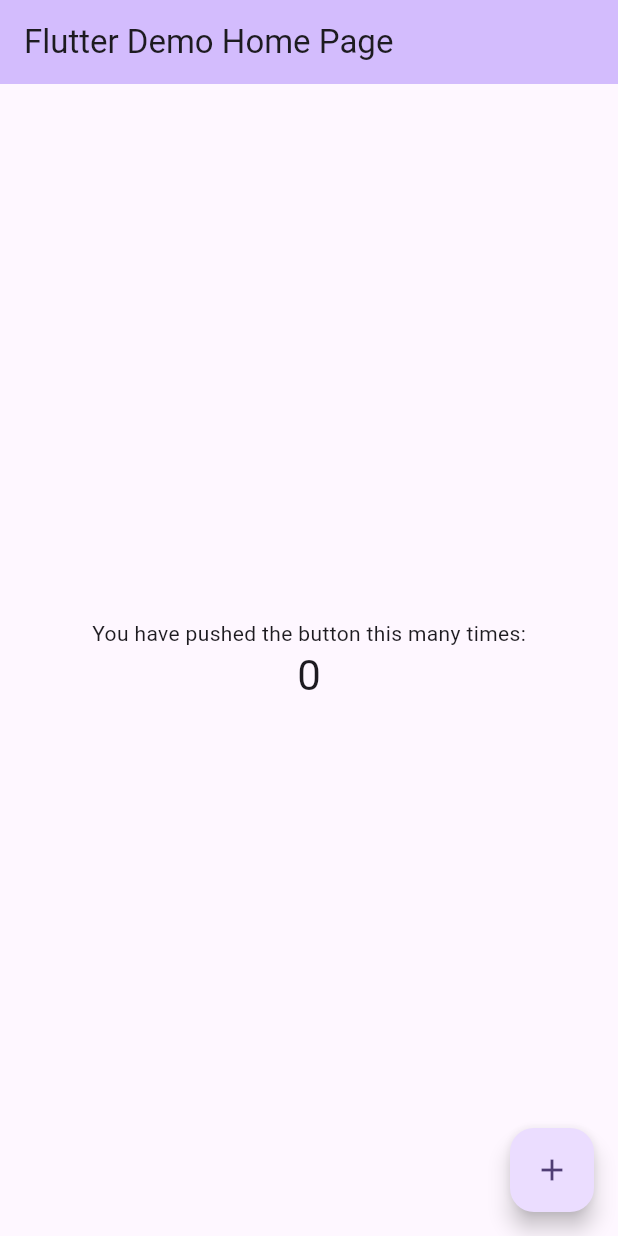
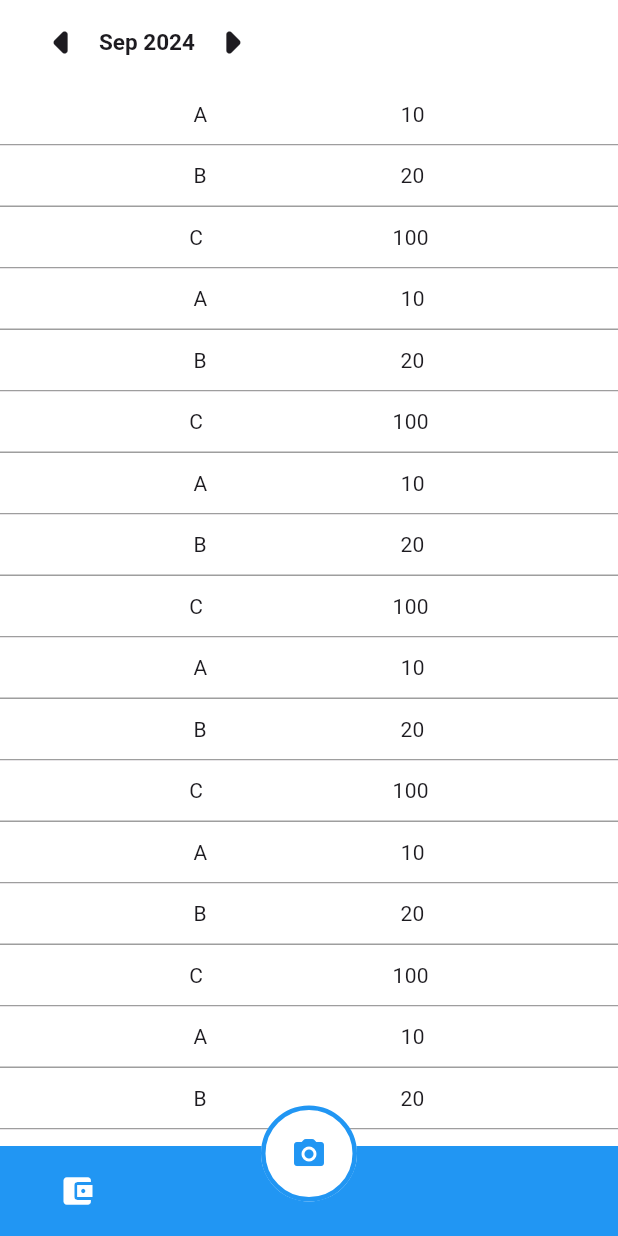
Before and after one commit to Noraluk/ledger_book_app, a Flutter app: the screen it shows after launch, on a phone screen of 412 x 824 dp. Run offline on Flutter 3.47's test engine with Material 3 defaults, Android fonts, the phone set to English and light mode, and no system bars.

Commit message:
feat : build ui for home

```diff
--- a/lib/main.dart
+++ b/lib/main.dart
@@ -1,4 +1,5 @@
 import 'package:flutter/material.dart';
+import 'package:ledger_book_app/screens/home_screen.dart';
 
 void main() {
   runApp(const MyApp());
@@ -7,119 +8,15 @@
 class MyApp extends StatelessWidget {
   const MyApp({super.key});
 
-  // This widget is the root of your application.
   @override
   Widget build(BuildContext context) {
     return MaterialApp(
       title: 'Flutter Demo',
       theme: ThemeData(
-        // This is the theme of your application.
-        //
-        // TRY THIS: Try running your application with "flutter run". You'll see
-        // the application has a purple toolbar. Then, without quitting the app,
-        // try changing the seedColor in the colorScheme below to Colors.green
-        // and then invoke "hot reload" (save your changes or press the "hot
-        // reload" button in a Flutter-supported IDE, or press "r" if you used
-        // the command line to start the app).
-        //
-        // Notice that the counter didn't reset back to zero; the application
-        // state is not lost during the reload. To reset the state, use hot
-        // restart instead.
-        //
-        // This works for code too, not just values: Most code changes can be
-        // tested with just a hot reload.
         colorScheme: ColorScheme.fromSeed(seedColor: Colors.deepPurple),
         useMaterial3: true,
       ),
-      home: const MyHomePage(title: 'Flutter Demo Home Page'),
+      home: const HomeScreen(),
     );
   }
 }
-
-class MyHomePage extends StatefulWidget {
-  const MyHomePage({super.key, required this.title});
-
-  // This widget is the home page of your application. It is stateful, meaning
-  // that it has a State object (defined below) that contains fields that affect
-  // how it looks.
-
-  // This class is the configuration for the state. It holds the values (in this
-  // case the title) provided by the parent (in this case the App widget) and
-  // used by the build method of the State. Fields in a Widget subclass are
-  // always marked "final".
-
-  final String title;
-
-  @override
-  State<MyHomePage> createState() => _MyHomePageState();
-}
-
-class _MyHomePageState extends State<MyHomePage> {
-  int _counter = 0;
-
-  void _incrementCounter() {
-    setState(() {
-      // This call to setState tells the Flutter framework that something has
-      // changed in this State, which causes it to rerun the build method below
-      // so that the display can reflect the updated values. If we changed
-      // _counter without calling setState(), then the build method would not be
-      // called again, and so nothing would appear to happen.
-      _counter++;
-    });
-  }
-
-  @override
-  Widget build(BuildContext context) {
-    // This method is rerun every time setState is called, for instance as done
-    // by the _incrementCounter method above.
-    //
-    // The Flutter framework has been optimized to make rerunning build methods
-    // fast, so that you can just rebuild anything that needs updating rather
-    // than having to individually change instances of widgets.
-    return Scaffold(
-      appBar: AppBar(
-        // TRY THIS: Try changing the color here to a specific color (to
-        // Colors.amber, perhaps?) and trigger a hot reload to see the AppBar
-        // change color while the other colors stay the same.
-        backgroundColor: Theme.of(context).colorScheme.inversePrimary,
-        // Here we take the value from the MyHomePage object that was created by
-        // the App.build method, and use it to set our appbar title.
-        title: Text(widget.title),
-      ),
-      body: Center(
-        // Center is a layout widget. It takes a single child and positions it
-        // in the middle of the parent.
-        child: Column(
-          // Column is also a layout widget. It takes a list of children and
-          // arranges them vertically. By default, it sizes itself to fit its
-          // children horizontally, and tries to be as tall as its parent.
-          //
-          // Column has various properties to control how it sizes itself and
-          // how it positions its children. Here we use mainAxisAlignment to
-          // center the children vertically; the main axis here is the vertical
-          // axis because Columns are vertical (the cross axis would be
-          // horizontal).
-          //
-          // TRY THIS: Invoke "debug painting" (choose the "Toggle Debug Paint"
-          // action in the IDE, or press "p" in the console), to see the
-          // wireframe for each widget.
-          mainAxisAlignment: MainAxisAlignment.center,
-          children: <Widget>[
-            const Text(
-              'You have pushed the button this many times:',
-            ),
-            Text(
-              '$_counter',
-              style: Theme.of(context).textTheme.headlineMedium,
-            ),
-          ],
-        ),
-      ),
-      floatingActionButton: FloatingActionButton(
-        onPressed: _incrementCounter,
-        tooltip: 'Increment',
-        child: const Icon(Icons.add),
-      ), // This trailing comma makes auto-formatting nicer for build methods.
-    );
-  }
-}
--- /dev/null
+++ b/lib/models/nav_model.dart
@@ -0,0 +1,8 @@
+import 'package:flutter/material.dart';
+
+class NavModel {
+  final Widget page;
+  final GlobalKey<NavigatorState> navKey;
+
+  NavModel({required this.page, required this.navKey});
+}
--- /dev/null
+++ b/lib/screens/home_screen.dart
@@ -0,0 +1,210 @@
+import 'package:flutter/material.dart';
+import 'package:intl/intl.dart';
+import 'package:ledger_book_app/models/nav_model.dart';
+import 'package:ledger_book_app/widgets/nav_bar.dart';
+
+class HomeScreen extends StatefulWidget {
+  const HomeScreen({super.key});
+
+  @override
+  State<HomeScreen> createState() => _HomeScreenState();
+}
+
+class _HomeScreenState extends State<HomeScreen> {
+  final GlobalKey<NavigatorState> _recordListNavKey =
+      GlobalKey<NavigatorState>();
+
+  DateTime _currentTime = DateTime.now();
+
+  int selectedTab = 0;
+  List<NavModel> items = [];
+
+  @override
+  void initState() {
+    super.initState();
+    items = [
+      NavModel(
+        page: const InOutRecordListWidget(),
+        navKey: _recordListNavKey,
+      ),
+    ];
+  }
+
+  @override
+  Widget build(BuildContext context) {
+    return PopScope(
+      onPopInvokedWithResult: (didPop, result) {
+        if (didPop) {
+          items[selectedTab].navKey.currentState?.pop();
+        }
+      },
+      child: Scaffold(
+        appBar: AppBar(
+          backgroundColor: Colors.white,
+          title: Row(
+            children: [
+              InkWell(
+                onTap: () => {
+                  setState(() {
+                    _currentTime = DateTime(
+                      _currentTime.year,
+                      _currentTime.month - 1,
+                      _currentTime.day,
+                    );
+                  })
+                },
+                child: const Icon(
+                  Icons.arrow_left_rounded,
+                  size: 50,
+                ),
+              ),
+              Text(
+                DateFormat('MMM yyyy').format(_currentTime),
+                style: const TextStyle(
+                  fontSize: 15.0,
+                  fontWeight: FontWeight.bold,
+                ),
+              ),
+              InkWell(
+                onTap: () => {
+                  setState(() {
+                    _currentTime = DateTime(
+                      _currentTime.year,
+                      _currentTime.month + 1,
+                      _currentTime.day,
+                    );
+                  })
+                },
+                child: const Icon(
+                  Icons.arrow_right_rounded,
+                  size: 50,
+                ),
+              ),
+            ],
+          ),
+        ),
+        body: IndexedStack(
+          index: selectedTab,
+          children: items
+              .map((page) => Navigator(
+                    key: page.navKey,
+                    onGenerateInitialRoutes: (navigator, initialRoute) {
+                      return [
+                        MaterialPageRoute(builder: (context) => page.page)
+                      ];
+                    },
+                  ))
+              .toList(),
+        ),
+        floatingActionButtonLocation: FloatingActionButtonLocation.centerDocked,
+        floatingActionButton: Container(
+          margin: const EdgeInsets.only(top: 10),
+          height: 64,
+          width: 64,
+          child: FloatingActionButton(
+            backgroundColor: Colors.white,
+            elevation: 0,
+            onPressed: () => debugPrint("Add Button pressed"),
+            shape: RoundedRectangleBorder(
+              side: const BorderSide(width: 3, color: Colors.blue),
+              borderRadius: BorderRadius.circular(100),
+            ),
+            child: const Icon(
+              Icons.camera_alt_rounded,
+              color: Colors.blue,
+            ),
+          ),
+        ),
+        bottomNavigationBar: NavBarWidget(
+          pageIndex: selectedTab,
+          onTap: (index) {
+            if (index == selectedTab) {
+              items[index]
+                  .navKey
+                  .currentState
+                  ?.popUntil((route) => route.isFirst);
+            } else {
+              setState(() {
+                selectedTab = index;
+              });
+            }
+          },
+        ),
+      ),
+    );
+  }
+}
+
+class T {
+  final String name;
+  final String cost;
+
+  const T(this.name, this.cost);
+}
+
+class InOutRecordListWidget extends StatefulWidget {
+  const InOutRecordListWidget({super.key});
+
+  @override
+  State<InOutRecordListWidget> createState() => _InOutRecordListWidgetState();
+}
+
+class _InOutRecordListWidgetState extends State<InOutRecordListWidget> {
+  final List<T> records = <T>[
+    const T('A', '10'),
+    const T('B', '20'),
+    const T('C', '100'),
+    const T('A', '10'),
+    const T('B', '20'),
+    const T('C', '100'),
+    const T('A', '10'),
+    const T('B', '20'),
+    const T('C', '100'),
+    const T('A', '10'),
+    const T('B', '20'),
+    const T('C', '100'),
+    const T('A', '10'),
+    const T('B', '20'),
+    const T('C', '100'),
+    const T('A', '10'),
+    const T('B', '20'),
+    const T('C', '100'),
+  ];
+
+  @override
+  Widget build(BuildContext context) {
+    return SafeArea(
+      child: SizedBox(
+        width: double.infinity,
+        child: ListView.builder(
+          controller: ScrollController(),
+          itemCount: records.length + 1,
+          itemBuilder: (context, index) {
+            if (records.length == index) {
+              return const SizedBox();
+            }
+            return Container(
+              padding: const EdgeInsets.symmetric(vertical: 10),
+              decoration: const BoxDecoration(
+                color: Colors.white,
+                border: Border(
+                  bottom: BorderSide(
+                    color: Colors.grey, // Border color
+                    width: 1.0, // Border width
+                  ),
+                ),
+              ),
+              child: Row(
+                mainAxisAlignment: MainAxisAlignment.spaceEvenly,
+                children: [
+                  Text(records[index].name),
+                  Text(records[index].cost),
+                ],
+              ),
+            );
+          },
+        ),
+      ),
+    );
+  }
+}
--- /dev/null
+++ b/lib/widgets/nav_bar.dart
@@ -0,0 +1,64 @@
+import 'package:flutter/material.dart';
+
+class NavBarWidget extends StatelessWidget {
+  const NavBarWidget({
+    super.key,
+    required this.pageIndex,
+    required this.onTap,
+  });
+
+  final int pageIndex;
+  final Function(int) onTap;
+
+  @override
+  Widget build(BuildContext context) {
+    return BottomAppBar(
+      elevation: 0.0,
+      color: Colors.black,
+      padding: EdgeInsets.zero,
+      height: 60,
+      child: Container(
+        width: double.infinity,
+        color: Colors.blue,
+        child: Row(
+          children: [
+            NavItemWidget(
+              icon: Icons.account_balance_wallet,
+              isSelected: pageIndex == 0,
+              onTap: () => onTap(0),
+            ),
+            const Spacer(),
+            const Spacer(),
+            const Spacer()
+          ],
+        ),
+      ),
+    );
+  }
+}
+
+class NavItemWidget extends StatelessWidget {
+  const NavItemWidget({
+    super.key,
+    required this.icon,
+    required this.isSelected,
+    this.onTap,
+  });
+
+  final IconData icon;
+  final bool isSelected;
+  final Function()? onTap;
+
+  @override
+  Widget build(BuildContext context) {
+    return Expanded(
+      child: InkWell(
+        onTap: onTap,
+        child: Icon(
+          icon,
+          color: isSelected ? Colors.white : Colors.white.withOpacity(0.4),
+        ),
+      ),
+    );
+  }
+}
--- a/pubspec.yaml
+++ b/pubspec.yaml
@@ -35,6 +35,7 @@ dependencies:
   # The following adds the Cupertino Icons font to your application.
   # Use with the CupertinoIcons class for iOS style icons.
   cupertino_icons: ^1.0.8
+  intl: ^0.19.0
 
 dev_dependencies:
   flutter_test:
```
Also changed, not shown: pubspec.lock.
